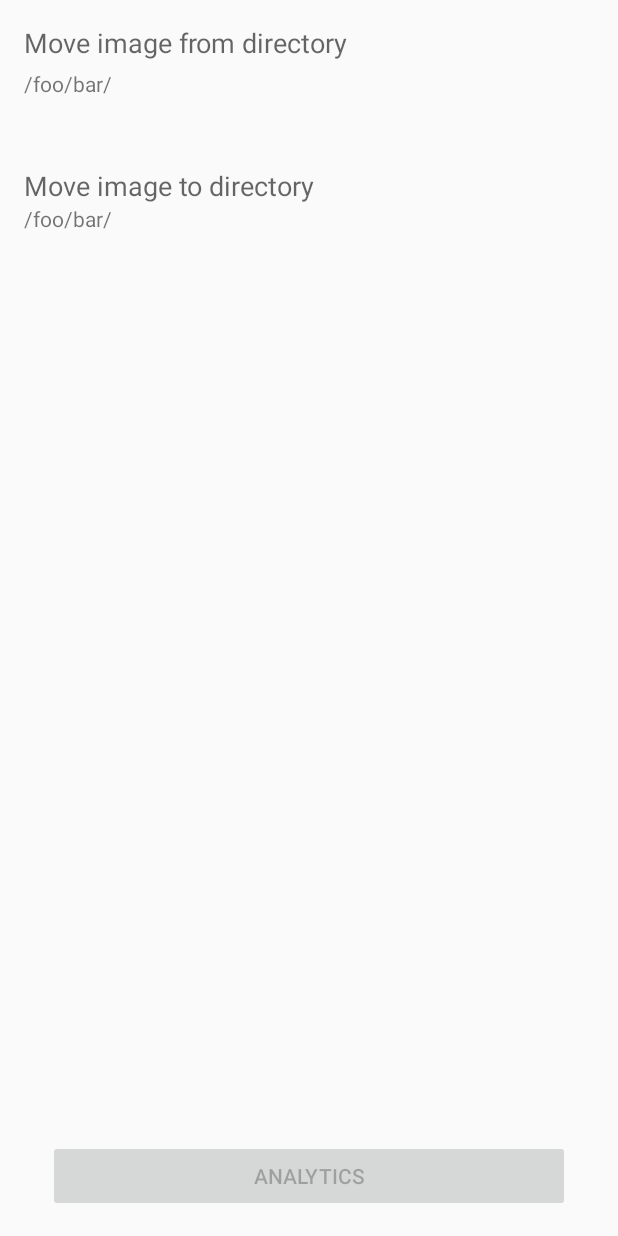
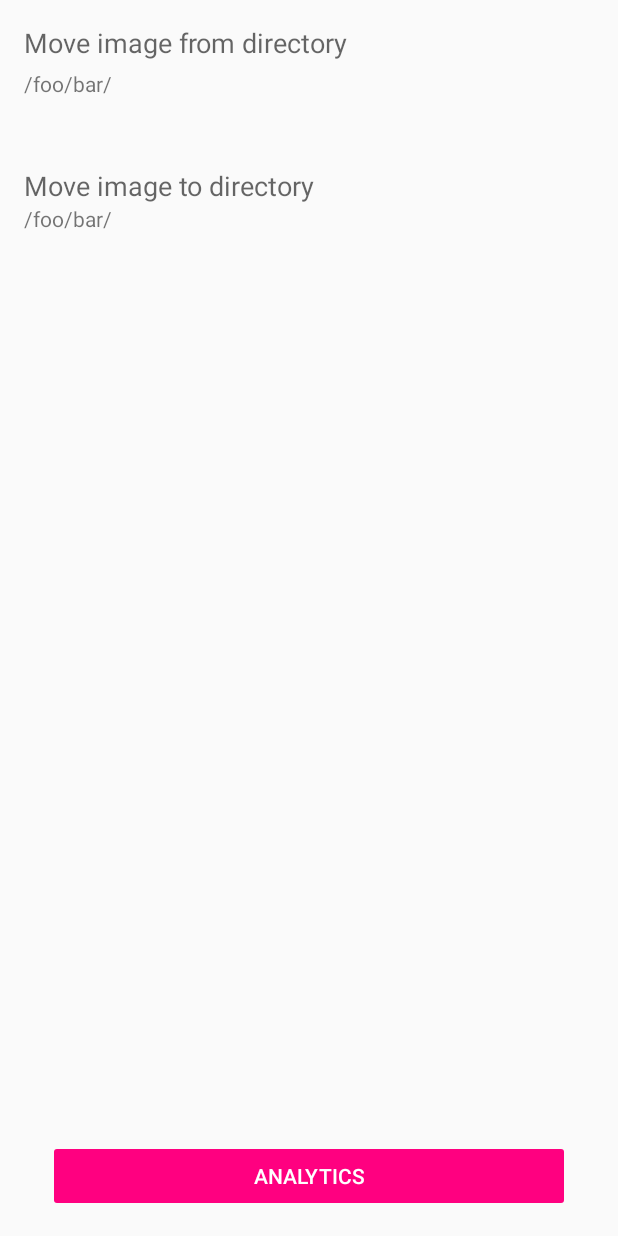
Before and after one commit to walkingice/img_organizer, an Android app: the layout fragment_main.xml on its own in the app's theme, with its tools: preview values and no code run, on a phone screen of 412 x 824 dp. Run offline under Robolectric (Android 15) with nearby library versions, the phone set to English and light mode, and no system bars.

Commit message:
ui: change color appearance

```diff
--- a/app/src/main/res/layout/fragment_analy.xml
+++ b/app/src/main/res/layout/fragment_analy.xml
@@ -8,7 +8,7 @@
     <LinearLayout
         android:layout_width="match_parent"
         android:layout_height="wrap_content"
-        android:background="@color/bright_blue"
+        android:background="@color/pink"
         android:orientation="vertical"
         android:padding="@dimen/activity_horizontal_margin">
 
--- a/app/src/main/res/layout/fragment_main.xml
+++ b/app/src/main/res/layout/fragment_main.xml
@@ -51,15 +51,17 @@
     <LinearLayout
         android:layout_width="match_parent"
         android:layout_height="wrap_content"
+        android:layout_gravity="center_horizontal"
         android:orientation="horizontal"
         android:paddingLeft="@dimen/activity_horizontal_margin"
-        android:paddingRight="@dimen/activity_horizontal_margin">
+        android:paddingRight="@dimen/activity_horizontal_margin"
+        android:weightSum="1">
 
         <Button
-            android:enabled="false"
             android:id="@+id/main_btn_analy"
             android:layout_width="match_parent"
             android:layout_height="wrap_content"
+            android:enabled="false"
             android:text="Analytics"/>
     </LinearLayout>
 
--- /dev/null
+++ b/app/src/main/res/values/colors.xml
@@ -0,0 +1,4 @@
+<?xml version="1.0" encoding="utf-8"?>
+<resources>
+    <color name="pink">#FF0080</color>
+</resources>
--- a/app/src/main/res/values/styles.xml
+++ b/app/src/main/res/values/styles.xml
@@ -3,6 +3,15 @@
     <!-- Base application theme. -->
     <style name="AppTheme" parent="Theme.AppCompat.Light.DarkActionBar">
         <!-- Customize your theme here. -->
+        <item name="colorPrimary">@color/pink</item>
+        <item name="colorButtonNormal">@color/pink</item>
+        <item name="colorAccent">@color/pink</item>
+        <item name="android:buttonStyle">@style/AppTheme.Button</item>
+        <item name="buttonStyle">@style/AppTheme.Button</item>
     </style>
 
+    <style name="AppTheme.Button" parent="Widget.AppCompat.Button">
+        <item name="android:textColorPrimary">@android:color/white</item>
+        <item name="android:textColor">@android:color/white</item>
+    </style>
 </resources>
```
